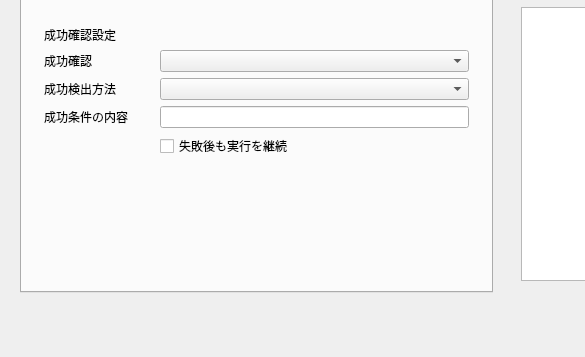
Qt form qt_ui/forms/event_editor.ui (okasi1997/WebFlowManager) before a commit; both pictures show x 0 to 585 and y 263 to 620 of the 1000 by 620 pixel window.
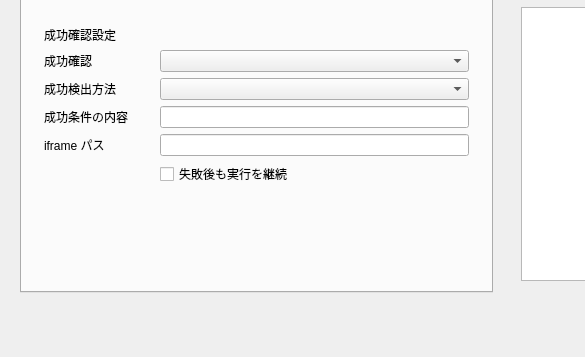
The same form after that commit. The open tabs and pages were chosen to show the change.

```diff
--- a/qt_ui/forms/event_editor.ui
+++ b/qt_ui/forms/event_editor.ui
@@ -1247,7 +1247,23 @@
               <item row="9" column="1">
                <widget class="QLineEdit" name="clickSuccessTargetEdit"/>
               </item>
+               <item row="10" column="0">
+                <widget class="QLabel" name="clickSuccessIframeLabel">
+                 <property name="minimumSize">
+                  <size><width>108</width><height>0</height></size>
+                 </property>
+                 <property name="maximumSize">
+                  <size><width>108</width><height>16777215</height></size>
+                 </property>
+                 <property name="text">
+                  <string>iframe パス</string>
+                 </property>
+                </widget>
+               </item>
               <item row="10" column="1">
+                <widget class="QLineEdit" name="clickSuccessIframeEdit"/>
+               </item>
+               <item row="11" column="1">
                <widget class="QCheckBox" name="continueCheck">
                 <property name="visible">
                  <bool>false</bool>
```
Lines whose indentation alone changed are shown as unchanged.
